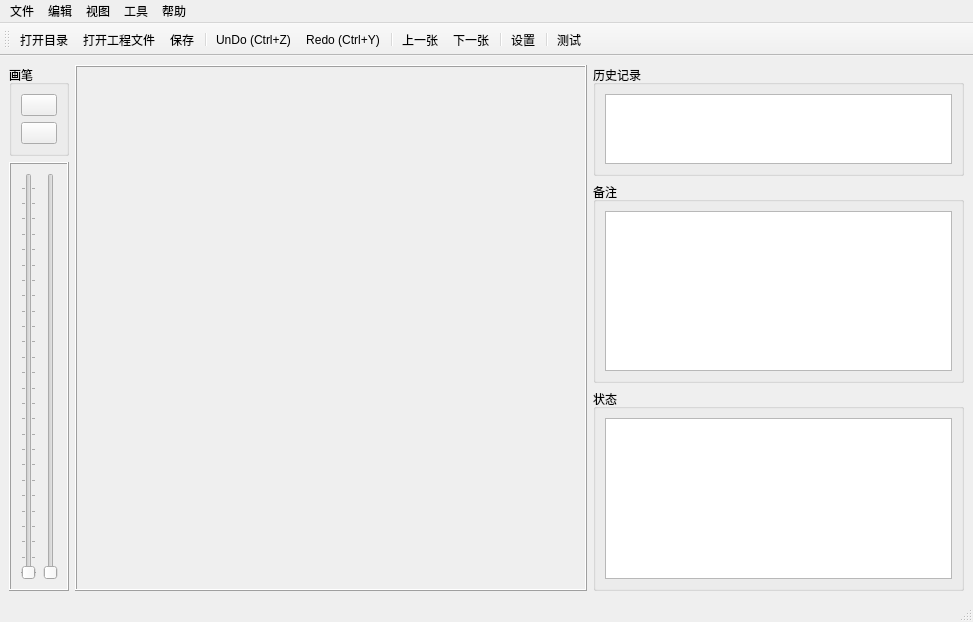
Above: src/MaskGenerator.ui from shih325/MaskGenerator before the change. Below: the same form after it.
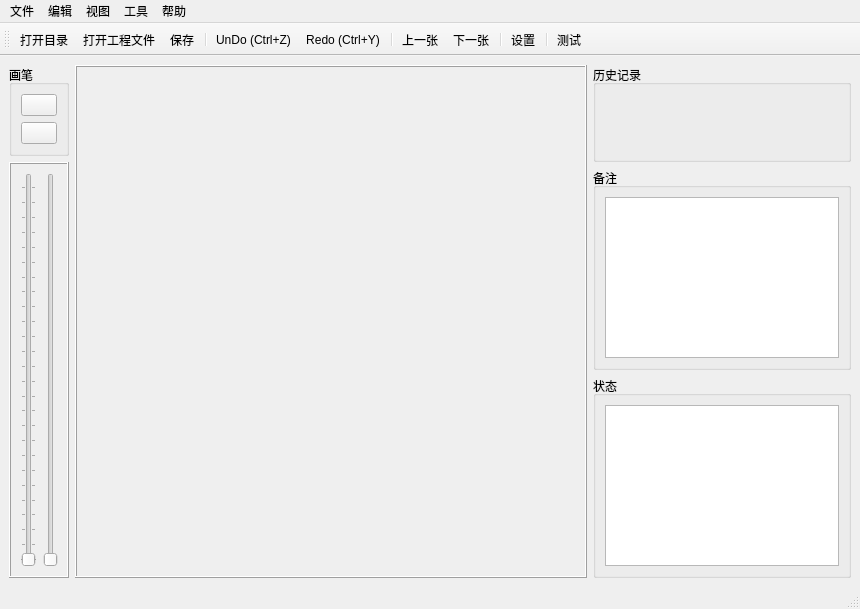
That is the form after the change. Icons and pictures are not drawn.

Commit message: update history ,add a custom widget to show history

```diff
--- a/src/MaskGenerator.ui
+++ b/src/MaskGenerator.ui
@@ -6,7 +6,7 @@
    <rect>
     <x>0</x>
     <y>0</y>
-    <width>973</width>
+    <width>860</width>
     <height>609</height>
    </rect>
   </property>
@@ -67,8 +67,23 @@
        <string>历史记录</string>
       </property>
       <layout class="QGridLayout" name="gridLayout_3">
+       <property name="leftMargin">
+        <number>1</number>
+       </property>
+       <property name="topMargin">
+        <number>4</number>
+       </property>
+       <property name="rightMargin">
+        <number>1</number>
+       </property>
+       <property name="bottomMargin">
+        <number>1</number>
+       </property>
+       <property name="spacing">
+        <number>0</number>
+       </property>
        <item row="0" column="0">
-        <widget class="QListWidget" name="listWidget_history"/>
+        <layout class="QGridLayout" name="historyLayout"/>
        </item>
       </layout>
      </widget>
@@ -245,7 +260,7 @@
     <rect>
      <x>0</x>
      <y>0</y>
-     <width>973</width>
+     <width>860</width>
      <height>23</height>
     </rect>
    </property>
```
Left out of the diff: 2 changed lines with no effect on the pictures. The commit also changes 10 other files.
